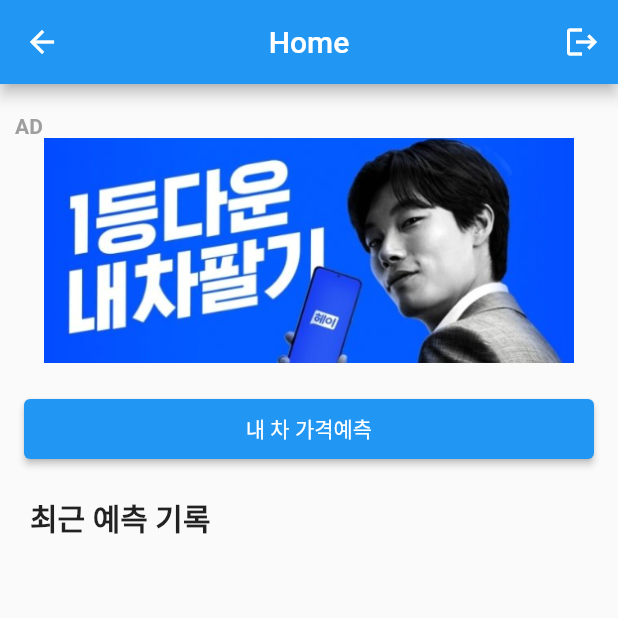
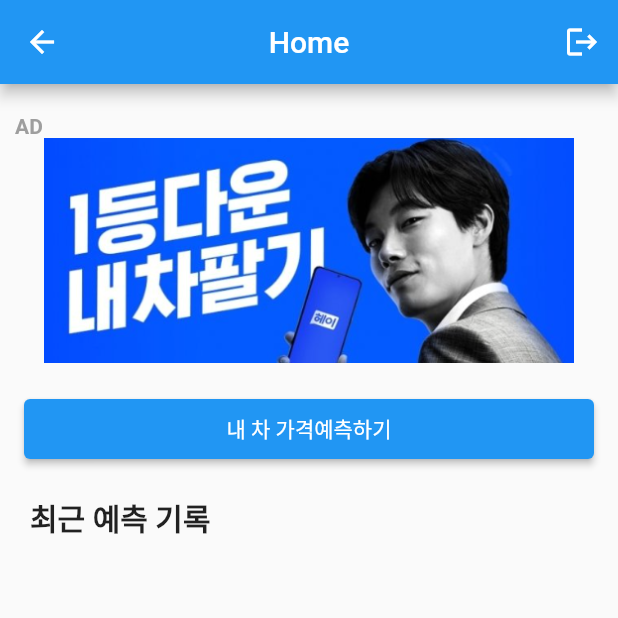
Before and after one commit to usonihs2/2zCar, a Flutter app: the MainScreen screen opened directly, on a phone screen of 412 x 824 dp, the top half of it. Run offline on Flutter 3.47's test engine with Material 2 defaults, Android fonts, the phone set to English and light mode, and no system bars; our stand-ins replace get, shared_preferences; accounts and stored records are empty.

Commit message:
kosukjin
modify

```diff
--- a/flutter_project/lib/view/user/main_screen.dart
+++ b/flutter_project/lib/view/user/main_screen.dart
@@ -101,7 +101,7 @@ class _MainScreenState extends State<MainScreen> {
                     minimumSize: const Size(380, 40),
                   ),
                   child: const Text(
-                    '내 차 가격예측',
+                    '내 차 가격예측하기',
                   ),
                 ),
               ),
```
